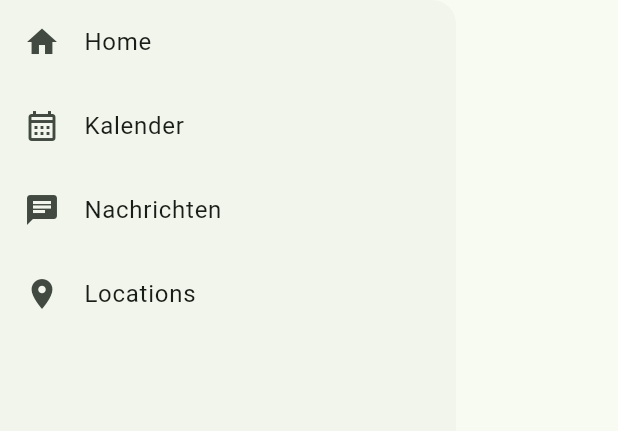
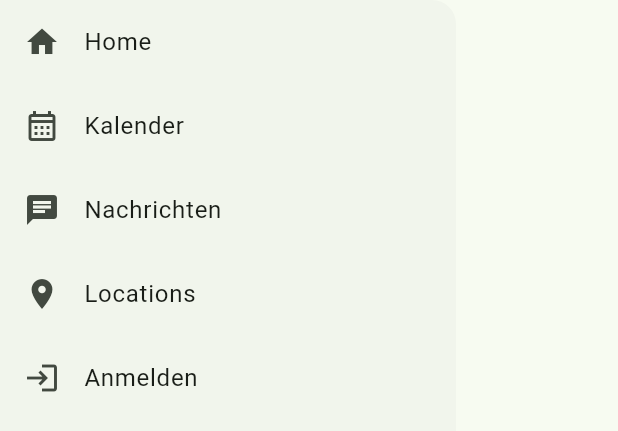
Before and after one commit to Feeelix92/campus_guide_gui, a Flutter app: the AppDrawer widget shown alone on an empty page, opened directly, on a phone screen of 412 x 824 dp. Shown: the top 431 px of the screen. Run offline on Flutter 3.47's test engine with Material 2 defaults, Android fonts, the phone set to English and light mode, and no system bars.

Commit message:
added Login to Navigation

```diff
--- a/lib/main.dart
+++ b/lib/main.dart
@@ -1,6 +1,7 @@
 import 'package:campus_guide_gui/screens/calendar.dart';
 import 'package:campus_guide_gui/screens/home.dart';
 import 'package:campus_guide_gui/screens/locations.dart';
+import 'package:campus_guide_gui/screens/login.dart';
 import 'package:campus_guide_gui/screens/news.dart';
 import 'package:flutter/material.dart';
 
@@ -21,6 +22,11 @@ class MyApp extends StatelessWidget {
             return PageRouteBuilder(
               maintainState: true,
               pageBuilder: (context, animation, secondaryAnimation) => const Home(),
+            );
+            case '/auth':
+            return PageRouteBuilder(
+              maintainState: true,
+              pageBuilder: (context, animation, secondaryAnimation) => Login(),
             );
           case '/calendar':
             return PageRouteBuilder(
--- a/lib/widgets/appDrawer.dart
+++ b/lib/widgets/appDrawer.dart
@@ -49,6 +49,16 @@ class AppDrawer extends StatelessWidget {
               Navigator.pushNamed(context, '/locations');
             },
           ),
+          ListTile(
+            leading: const Icon(
+              Icons.login
+            ),
+            title: const Text('Anmelden'),
+            onTap: () {
+              Navigator.pop(context);
+              Navigator.pushNamed(context, '/auth');
+            },
+          ),
         ],
       ),
     );
```
